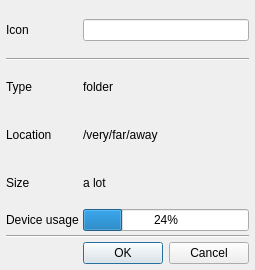
The window that properties.ui (FrankMamuda/filemanager) describes before a commit, drawn with Qt 5.
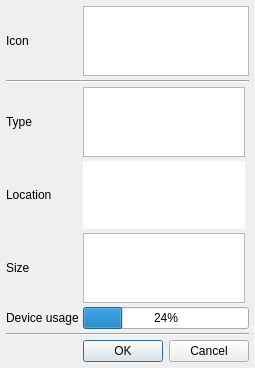
The same window after the commit. Custom widgets are drawn as their Qt base class.

Diff of the .ui file:
```diff
--- a/properties.ui
+++ b/properties.ui
@@ -10,6 +10,12 @@
     <height>270</height>
    </rect>
   </property>
+  <property name="sizePolicy">
+   <sizepolicy hsizetype="Preferred" vsizetype="MinimumExpanding">
+    <horstretch>0</horstretch>
+    <verstretch>0</verstretch>
+   </sizepolicy>
+  </property>
   <property name="windowTitle">
    <string>Properties</string>
   </property>
@@ -17,6 +23,9 @@
    <bool>true</bool>
   </property>
   <layout class="QGridLayout" name="gridLayout">
+   <property name="sizeConstraint">
+    <enum>QLayout::SetMinimumSize</enum>
+   </property>
    <property name="leftMargin">
     <number>6</number>
    </property>
@@ -32,52 +41,49 @@
    <property name="spacing">
     <number>4</number>
    </property>
-   <item row="4" column="1">
-    <widget class="QLabel" name="size">
+   <item row="1" column="1" colspan="2">
+    <widget class="QTextEdit" name="fileName">
+     <property name="sizePolicy">
+      <sizepolicy hsizetype="MinimumExpanding" vsizetype="Minimum">
+       <horstretch>0</horstretch>
+       <verstretch>0</verstretch>
+      </sizepolicy>
+     </property>
+     <property name="inputMethodHints">
+      <set>Qt::ImhUrlCharactersOnly</set>
+     </property>
+     <property name="verticalScrollBarPolicy">
+      <enum>Qt::ScrollBarAlwaysOff</enum>
+     </property>
+     <property name="horizontalScrollBarPolicy">
+      <enum>Qt::ScrollBarAlwaysOff</enum>
+     </property>
+     <property name="sizeAdjustPolicy">
+      <enum>QAbstractScrollArea::AdjustToContents</enum>
+     </property>
+     <property name="readOnly">
+      <bool>true</bool>
+     </property>
+     <property name="acceptRichText">
+      <bool>false</bool>
+     </property>
+    </widget>
+   </item>
+   <item row="6" column="0">
+    <widget class="QLabel" name="labelSize">
      <property name="text">
-      <string>a lot</string>
+      <string>Size</string>
+     </property>
+    </widget>
+   </item>
+   <item row="7" column="0">
+    <widget class="QLabel" name="labelUsage">
+     <property name="text">
+      <string>Device usage</string>
      </property>
     </widget>
    </item>
    <item row="7" column="1" colspan="2">
-    <widget class="QDialogButtonBox" name="buttonBox">
-     <property name="standardButtons">
-      <set>QDialogButtonBox::Cancel|QDialogButtonBox::Ok</set>
-     </property>
-    </widget>
-   </item>
-   <item row="3" column="1">
-    <widget class="QLabel" name="path">
-     <property name="text">
-      <string>/very/far/away</string>
-     </property>
-    </widget>
-   </item>
-   <item row="1" column="0" colspan="3">
-    <widget class="Line" name="line_high">
-     <property name="orientation">
-      <enum>Qt::Horizontal</enum>
-     </property>
-    </widget>
-   </item>
-   <item row="2" column="0">
-    <widget class="QLabel" name="labelType">
-     <property name="text">
-      <string>Type</string>
-     </property>
-    </widget>
-   </item>
-   <item row="2" column="1">
-    <widget class="QLabel" name="type">
-     <property name="text">
-      <string>folder</string>
-     </property>
-    </widget>
-   </item>
-   <item row="0" column="1" colspan="2">
-    <widget class="QLineEdit" name="fileName"/>
-   </item>
-   <item row="5" column="1" colspan="2">
     <widget class="QProgressBar" name="deviceUsage">
      <property name="value">
       <number>24</number>
@@ -85,27 +91,27 @@
     </widget>
    </item>
    <item row="4" column="0">
-    <widget class="QLabel" name="labelSize">
+    <widget class="QLabel" name="labelType">
      <property name="text">
-      <string>Size</string>
+      <string>Type</string>
      </property>
     </widget>
    </item>
-   <item row="5" column="0">
-    <widget class="QLabel" name="labelUsage">
-     <property name="text">
-      <string>Device usage</string>
+   <item row="9" column="1" colspan="2">
+    <widget class="QDialogButtonBox" name="buttonBox">
+     <property name="standardButtons">
+      <set>QDialogButtonBox::Cancel|QDialogButtonBox::Ok</set>
      </property>
     </widget>
    </item>
-   <item row="3" column="0">
-    <widget class="QLabel" name="labelLocation">
-     <property name="text">
-      <string>Location</string>
+   <item row="2" column="0" colspan="3">
+    <widget class="Line" name="line_high">
+     <property name="orientation">
+      <enum>Qt::Horizontal</enum>
      </property>
     </widget>
    </item>
-   <item row="0" column="0">
+   <item row="1" column="0">
     <widget class="QLabel" name="labelIcon">
      <property name="minimumSize">
       <size>
@@ -124,15 +130,71 @@
      </property>
     </widget>
    </item>
-   <item row="6" column="0" colspan="3">
+   <item row="5" column="0">
+    <widget class="QLabel" name="labelLocation">
+     <property name="text">
+      <string>Location</string>
+     </property>
+    </widget>
+   </item>
+   <item row="8" column="0" colspan="3">
     <widget class="Line" name="line_low">
      <property name="orientation">
       <enum>Qt::Horizontal</enum>
      </property>
     </widget>
    </item>
+   <item row="5" column="1">
+    <widget class="TextLabel" name="path">
+     <property name="inputMethodHints">
+      <set>Qt::ImhNone</set>
+     </property>
+     <property name="frameShape">
+      <enum>QFrame::NoFrame</enum>
+     </property>
+     <property name="verticalScrollBarPolicy">
+      <enum>Qt::ScrollBarAlwaysOff</enum>
+     </property>
+     <property name="horizontalScrollBarPolicy">
+      <enum>Qt::ScrollBarAlwaysOff</enum>
+     </property>
+     <property name="sizeAdjustPolicy">
+      <enum>QAbstractScrollArea::AdjustToContents</enum>
+     </property>
+     <property name="undoRedoEnabled">
+      <bool>false</bool>
+     </property>
+     <property name="acceptRichText">
+      <bool>false</bool>
+     </property>
+     <property name="textInteractionFlags">
+      <set>Qt::NoTextInteraction</set>
+     </property>
+    </widget>
+   </item>
+   <item row="4" column="1">
+    <widget class="TextLabel" name="type">
+     <property name="html">
+      <string>&lt;!DOCTYPE HTML PUBLIC &quot;-//W3C//DTD HTML 4.0//EN&quot; &quot;http://www.w3.org/TR/REC-html40/strict.dtd&quot;&gt;
+&lt;html&gt;&lt;head&gt;&lt;meta name=&quot;qrichtext&quot; content=&quot;1&quot; /&gt;&lt;style type=&quot;text/css&quot;&gt;
+p, li { white-space: pre-wrap; }
+&lt;/style&gt;&lt;/head&gt;&lt;body style=&quot; font-family:'MS Shell Dlg 2'; font-size:8.25pt; font-weight:400; font-style:normal;&quot;&gt;
+&lt;p style=&quot;-qt-paragraph-type:empty; margin-top:0px; margin-bottom:0px; margin-left:0px; margin-right:0px; -qt-block-indent:0; text-indent:0px;&quot;&gt;&lt;br /&gt;&lt;/p&gt;&lt;/body&gt;&lt;/html&gt;</string>
+     </property>
+    </widget>
+   </item>
+   <item row="6" column="1">
+    <widget class="TextLabel" name="size"/>
+   </item>
   </layout>
  </widget>
+ <customwidgets>
+  <customwidget>
+   <class>TextLabel</class>
+   <extends>QTextEdit</extends>
+   <header location="global">textlabel.h</header>
+  </customwidget>
+ </customwidgets>
  <resources/>
  <connections/>
 </ui>
```
